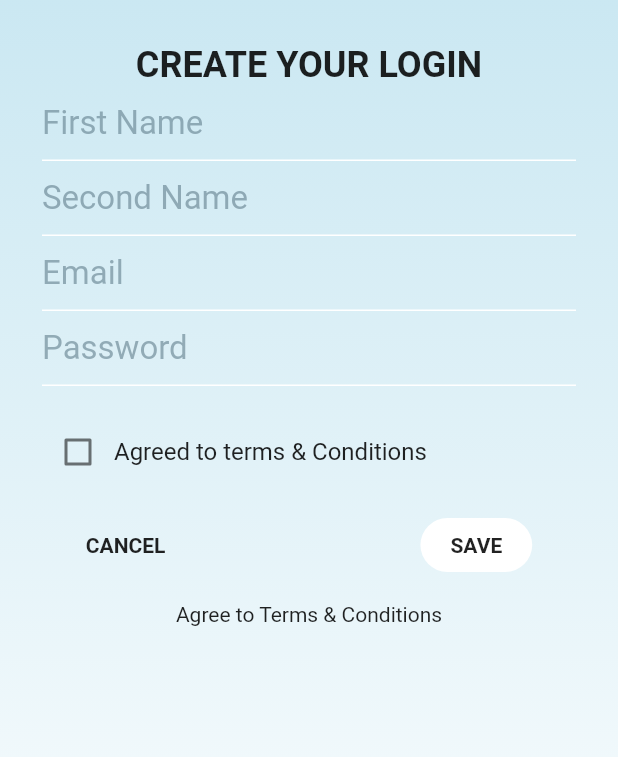
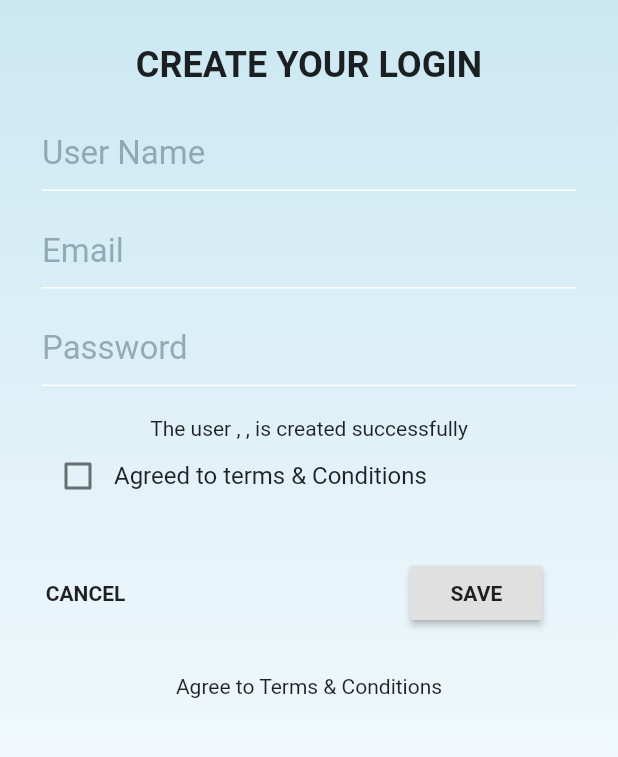
Before and after one commit to Antonioisrooted/scholarship_app, a Flutter app: the screen it shows after launch, after a tap on "Sign Up", on a phone screen of 412 x 824 dp, the part 175-932 px from its top. Run offline on Flutter 3.47's test engine with Material 2 defaults, Android fonts, the phone set to English and light mode, and no system bars; accounts and stored records are empty; network calls fail.

```diff
--- a/lib/create_login.dart
+++ b/lib/create_login.dart
@@ -1,6 +1,11 @@
 import 'package:flutter/cupertino.dart';
 import 'package:flutter/material.dart';
 import 'package:flutter/rendering.dart';
+import 'dart:async';
+import 'package:http/http.dart';
+import 'dart:convert';
+
+import 'user_model.dart';
 
 class CreateLogin extends StatefulWidget {
   final Function cancelBackToHome;
@@ -11,13 +16,38 @@ class CreateLogin extends StatefulWidget {
   _CreateLoginState createState() => _CreateLoginState();
 }
 
+Future<UserModel> createUser(String email, String password, String userName) async{
+    String apiUrl = "https://geoproserver.herokuapp.com/api/register/";
+
+    final response = await post(apiUrl, body:{
+      "email": email,
+      "password": password,
+      "username": userName
+    });
+    if(response.statusCode == 201){
+      final String responseString = response.body;
+
+      return userModelFromJson(responseString);
+    }else{
+      return null;
+    }
+}
+
 class _CreateLoginState extends State<CreateLogin> {
   bool _termsAgreed = false;
+
+  UserModel _user;
+
+  final TextEditingController emailController = TextEditingController();
+  final TextEditingController passwordController = TextEditingController();
+  final TextEditingController nameController = TextEditingController();
+
   @override
   Widget build(BuildContext context) {
     return Container(
-      child: Column(
-        children: <Widget>[
+      child: SingleChildScrollView(
+        child: Column(
+        children : <Widget>[
           Text(
             'CREATE YOUR LOGIN',
            style: TextStyle(
@@ -26,13 +56,17 @@ class _CreateLoginState extends State<CreateLogin> {
           fontWeight: FontWeight.w600,
         ),
       ),
+          SizedBox(
+            height: 20.0,
+          ),
           TextField(
+            controller: nameController,
         decoration: InputDecoration(
           enabledBorder: UnderlineInputBorder(
             borderSide: BorderSide(
               color: Colors.white,
             )),
-          hintText: 'First Name',
+          hintText: 'User Name',
             focusColor: Colors.white,
           hintStyle: TextStyle(color: Colors.blueGrey.withOpacity(0.6)),
           focusedBorder: UnderlineInputBorder(
@@ -46,27 +80,11 @@ class _CreateLoginState extends State<CreateLogin> {
           fontSize: 22.0,
         ),
       ),
-          TextField(
-            decoration: InputDecoration(
-              enabledBorder: UnderlineInputBorder(
-                  borderSide: BorderSide(
-                    color: Colors.white,
-                  )),
-              hintText: 'Second Name',
-              focusColor: Colors.white,
-              hintStyle: TextStyle(color: Colors.blueGrey.withOpacity(0.6)),
-              focusedBorder: UnderlineInputBorder(
-                borderSide: BorderSide(
-                  color: Colors.white,
-                ),
-              ),
-            ),
-            style: TextStyle(
-              color: Colors.black87,
-              fontSize: 22.0,
-            ),
+          SizedBox(
+            height: 15.0,
           ),
           TextField(
+            controller: emailController,
             decoration: InputDecoration(
               enabledBorder: UnderlineInputBorder(
                   borderSide: BorderSide(
@@ -86,7 +104,11 @@ class _CreateLoginState extends State<CreateLogin> {
               fontSize: 22.0,
             ),
           ),
+          SizedBox(
+            height: 15.0,
+          ),
           TextField(
+            controller: passwordController,
             obscureText: true,
             decoration: InputDecoration(
               enabledBorder: UnderlineInputBorder(
@@ -110,6 +132,8 @@ class _CreateLoginState extends State<CreateLogin> {
           SizedBox(
             height: 20.0,
           ),
+          _user == null ? Container():
+              Text("The user ${_user.username}, ${_user.email}, ${_user.token}is created successfully"),
           Row(
             children: <Widget>[
               Checkbox(
@@ -156,12 +180,7 @@ class _CreateLoginState extends State<CreateLogin> {
                 vertical: 10.0,
                 horizontal: 20.0,
             ),
-              decoration: BoxDecoration(
-                color: Colors.white,
-                borderRadius: BorderRadius.circular(
-                  30.0,
-                ),
-              ),
+              child: RaisedButton(
               child: Text(
                   'SAVE',
                 style: TextStyle(
@@ -170,8 +189,20 @@ class _CreateLoginState extends State<CreateLogin> {
                   fontWeight: FontWeight.bold,
                 ),
               ),
+              onPressed: () async{
+                final String userName = nameController.text;
+                final String email = emailController.text;
+                final String password = passwordController.text;
+
+                final UserModel user = await createUser(email, password, userName);
+
+                setState(() {
+                  _user = user;
+                });
+              }
             ),
-          ],
+            )
+            ],
           ),
           SizedBox(
             height: 20.0,
@@ -180,7 +211,8 @@ class _CreateLoginState extends State<CreateLogin> {
           style: TextStyle(color: Colors.black87),
           ),
      ],
-    ),
+      ),
+      )
     );
   }
 }
--- a/lib/sign_in.dart
+++ b/lib/sign_in.dart
@@ -8,6 +8,7 @@ class SignIn extends StatefulWidget {
 
 class _SignInState extends State<SignIn> {
   bool _rememberPassword = false;
+
   @override
   Widget build(BuildContext context) {
     return Container(
--- /dev/null
+++ b/lib/user_model.dart
@@ -0,0 +1,33 @@
+// To parse this JSON data, do
+//
+//     final userModel = userModelFromJson(jsonString);
+
+import 'dart:convert';
+
+UserModel userModelFromJson(String str) => UserModel.fromJson(json.decode(str));
+
+String userModelToJson(UserModel data) => json.encode(data.toJson());
+
+class UserModel {
+  UserModel({
+    this.email,
+    this.token,
+    this.username,
+  });
+
+  String email;
+  String token;
+  String username;
+
+  factory UserModel.fromJson(Map<String, dynamic> json) => UserModel(
+    email: json["email"],
+    token: json["token"],
+    username: json["username"],
+  );
+
+  Map<String, dynamic> toJson() => {
+    "email": email,
+    "token": token,
+    "username": username,
+  };
+}
--- a/pubspec.yaml
+++ b/pubspec.yaml
@@ -28,6 +28,7 @@ dependencies:
   # The following adds the Cupertino Icons font to your application.
   # Use with the CupertinoIcons class for iOS style icons.
   cupertino_icons: ^1.0.0
+  http: ^0.12.2
 
 dev_dependencies:
   flutter_test:
```
Also changed, not shown: pubspec.lock.
